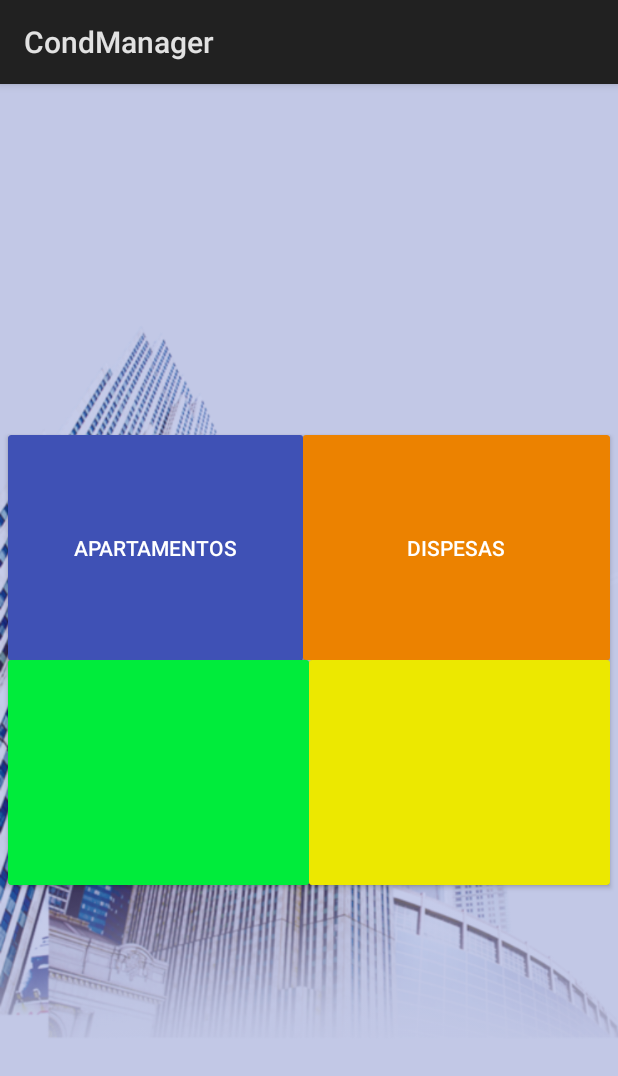
After one commit to MarceloxAlves/CondManager, an Android app: the layout activity_principal.xml on its own in the app's theme, with its tools: preview values and no code run, on a phone screen of 412 x 824 dp. The commit adds this screen. Shown: the top 1076 px of the screen. Run offline under Robolectric (Android 15) with nearby library versions, the phone set to English and light mode, and no system bars.

Commit message:
telas de login, cadastro e principal

```diff
--- a/app/build.gradle
+++ b/app/build.gradle
@@ -22,9 +22,13 @@ dependencies {
     implementation fileTree(dir: 'libs', include: ['*.jar'])
     implementation 'com.android.support.constraint:constraint-layout:1.1.0'
     implementation 'com.google.firebase:firebase-database:11.8.0'
+    implementation 'com.android.support:appcompat-v7:27.1.1'
     testImplementation 'junit:junit:4.12'
     androidTestImplementation 'com.android.support.test:runner:1.0.2'
     androidTestImplementation 'com.android.support.test.espresso:espresso-core:3.0.2'
+
+    implementation 'com.android.support:cardview-v7:27.1.1'
+    implementation 'com.android.support:design:27.1.0'
 }
 
 apply plugin: 'com.google.gms.google-services'
--- a/app/src/main/java/br/com/avantitecnologiati/condmanager/model/Proprietario.java
+++ b/app/src/main/java/br/com/avantitecnologiati/condmanager/model/Proprietario.java
@@ -2,7 +2,7 @@ package br.com.avantitecnologiati.condmanager.model;
 
 import java.util.List;
 
-public class Proprietario extends Pessoa {
+public class Proprietario extends Pessoa implements Usuario {
     private List<Apartamento> apartamentos;
 
 
--- /dev/null
+++ b/app/src/main/java/br/com/avantitecnologiati/condmanager/model/Usuario.java
@@ -0,0 +1,5 @@
+package br.com.avantitecnologiati.condmanager.model;
+
+public interface Usuario {
+    String username = null, passsword = null;
+}
--- /dev/null
+++ b/app/src/main/res/drawable/button_background1.xml
@@ -0,0 +1,11 @@
+<?xml version="1.0" encoding="utf-8"?>
+<shape xmlns:android="http://schemas.android.com/apk/res/android"
+    android:shape="rectangle">
+    <solid
+        android:color="@color/colorPrimary">
+    </solid>
+    <corners
+        android:radius="2dp">
+    </corners>
+
+</shape>
--- /dev/null
+++ b/app/src/main/res/drawable/button_background2.xml
@@ -0,0 +1,11 @@
+<?xml version="1.0" encoding="utf-8"?>
+<shape xmlns:android="http://schemas.android.com/apk/res/android"
+    android:shape="rectangle">
+    <solid
+        android:color="@color/colorOranje">
+    </solid>
+    <corners
+        android:radius="2dp">
+    </corners>
+
+</shape>
--- /dev/null
+++ b/app/src/main/res/drawable/button_background3.xml
@@ -0,0 +1,11 @@
+<?xml version="1.0" encoding="utf-8"?>
+<shape xmlns:android="http://schemas.android.com/apk/res/android"
+    android:shape="rectangle">
+    <solid
+        android:color="@color/colorGreen">
+    </solid>
+    <corners
+        android:radius="2dp">
+    </corners>
+
+</shape>
--- /dev/null
+++ b/app/src/main/res/drawable/button_background4.xml
@@ -0,0 +1,11 @@
+<?xml version="1.0" encoding="utf-8"?>
+<shape xmlns:android="http://schemas.android.com/apk/res/android"
+    android:shape="rectangle">
+    <solid
+        android:color="@color/colorYellow">
+    </solid>
+    <corners
+        android:radius="2dp">
+    </corners>
+
+</shape>
--- /dev/null
+++ b/app/src/main/res/drawable/opacidade_style.xml
@@ -0,0 +1,4 @@
+<?xml version="1.0" encoding="utf-8"?>
+<shape xmlns:android="http://schemas.android.com/apk/res/android">
+
+</shape>
--- /dev/null
+++ b/app/src/main/res/layout/activity_principal.xml
@@ -0,0 +1,89 @@
+<?xml version="1.0" encoding="utf-8"?>
+<android.support.design.widget.CoordinatorLayout xmlns:android="http://schemas.android.com/apk/res/android"
+    xmlns:app="http://schemas.android.com/apk/res-auto"
+    xmlns:tools="http://schemas.android.com/tools"
+    android:layout_width="match_parent"
+    android:layout_height="match_parent"
+    tools:context=".app.PrincipalActivity"
+    >
+
+    <ImageView
+        android:id="@+id/prediosBackground"
+        android:layout_width="fill_parent"
+        android:layout_height="fill_parent"
+        android:src="@drawable/predios"/>
+    <ImageView
+        android:src="@color/colorPrimary"
+        android:layout_width="fill_parent"
+        android:layout_height="fill_parent"
+        android:alpha="0.3"/>
+
+    <android.support.v7.widget.CardView
+        android:layout_width="match_parent"
+        android:layout_height="300dp"
+        android:layout_gravity="center_vertical"
+        android:layout_margin="5dp"
+        app:cardBackgroundColor="@android:color/transparent">
+        <LinearLayout
+            android:layout_width="match_parent"
+            android:layout_height="match_parent"
+            android:orientation="vertical"
+            android:weightSum="2">
+            <LinearLayout
+                android:layout_width="match_parent"
+                android:layout_height="wrap_content"
+                android:orientation="horizontal"
+                android:layout_weight="1"
+                android:weightSum="2">
+
+                <Button
+                    android:id="@+id/apartamentos_btn"
+                    android:layout_width="wrap_content"
+                    android:layout_height="match_parent"
+                    android:layout_weight="1"
+                    android:background="@drawable/button_background1"
+                    android:text="@string/apartamentos"
+                    android:textColor="@color/colorWhite" />
+                <Button
+                    android:id="@+id/Dispesas_btn"
+                    android:layout_width="wrap_content"
+                    android:layout_height="match_parent"
+                    android:layout_weight="1"
+                    android:paddingHorizontal="25dp"
+                    android:background="@drawable/button_background2"
+                    android:text="@string/dispesas"
+                    android:textColor="@color/colorWhite"/>
+
+            </LinearLayout>
+            <LinearLayout
+                android:layout_width="match_parent"
+                android:layout_height="wrap_content"
+                android:orientation="horizontal"
+                android:layout_weight="1"
+                android:weightSum="2">
+                <LinearLayout
+                    android:layout_width="match_parent"
+                    android:layout_height="match_parent"
+                    android:orientation="horizontal"
+                    android:layout_weight="1"
+                    android:weightSum="2">
+                    <Button
+                        android:layout_width="wrap_content"
+                        android:layout_height="match_parent"
+                        android:layout_weight="1"
+                        android:background="@drawable/button_background3"/>
+                    <Button
+                        android:layout_width="wrap_content"
+                        android:layout_height="match_parent"
+                        android:layout_weight="1"
+                        android:background="@drawable/button_background4"/>
+
+                </LinearLayout>
+
+
+            </LinearLayout>
+        </LinearLayout>
+
+    </android.support.v7.widget.CardView>
+
+</android.support.design.widget.CoordinatorLayout>
--- a/app/src/main/res/values/colors.xml
+++ b/app/src/main/res/values/colors.xml
@@ -5,4 +5,7 @@
     <color name="colorAccent">#FF4081</color>
     <color name="colorWhite">#FFFFFF</color>
     <color name="colorBlack">#000000</color>
+    <color name="colorOranje">#ec8200</color>
+    <color name="colorYellow">#ece800</color>
+    <color name="colorGreen">#00ec3b</color>
 </resources>
```
Also changed, not shown: app/src/main/AndroidManifest.xml (+10 -3 lines), app/src/main/java/br/com/avantitecnologiati/condmanager/app/CadastroActivity.java (added, +13 -0 lines), app/src/main/java/br/com/avantitecnologiati/condmanager/app/LoginActivity.java (added, +13 -0 lines), app/src/main/java/br/com/avantitecnologiati/condmanager/app/PrincipalActivity.java (added, +13 -0 lines), app/src/main/res/drawable/login_background.xml (added, +9 -0 lines), app/src/main/res/layout/activity_cadastro.xml (added, +93 -0 lines), app/src/main/res/layout/activity_login.xml (added, +71 -0 lines), app/src/main/res/values/strings.xml (+11 -0 lines), app/src/main/res/drawable/predios.png (added).
